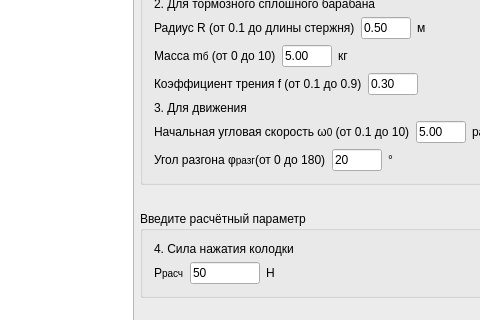
The window that mainwindow.ui (mmaulwurff/mech-brake1) describes before a commit, drawn with Qt 5; both pictures show x 307 to 787 and y 218 to 538 of the 887 by 794 pixel window.
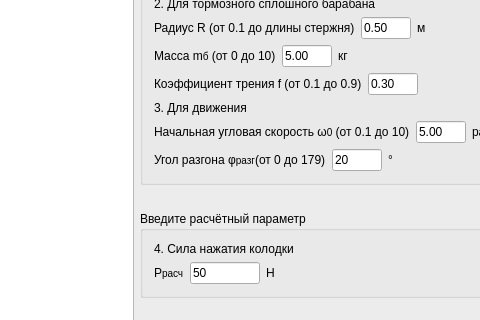
The same window after the commit. Icons and pictures are not drawn.

Commit message: fix degrees range

Patch:
```diff
--- a/mainwindow.ui
+++ b/mainwindow.ui
@@ -516,7 +516,7 @@
               <item>
                <widget class="QLabel" name="label_10">
                 <property name="text">
-                 <string>&lt;html&gt;&lt;head/&gt;&lt;body&gt;&lt;p&gt;Угол разгона φ&lt;span style=&quot; font-size:small;&quot;&gt;разг&lt;/span&gt;(от 0 до 180)&lt;/p&gt;&lt;/body&gt;&lt;/html&gt;</string>
+                 <string>&lt;html&gt;&lt;head/&gt;&lt;body&gt;&lt;p&gt;Угол разгона φ&lt;span style=&quot; font-size:small;&quot;&gt;разг&lt;/span&gt;(от 0 до 179)&lt;/p&gt;&lt;/body&gt;&lt;/html&gt;</string>
                 </property>
                </widget>
               </item>
```
The commit also changes 1 other file.
